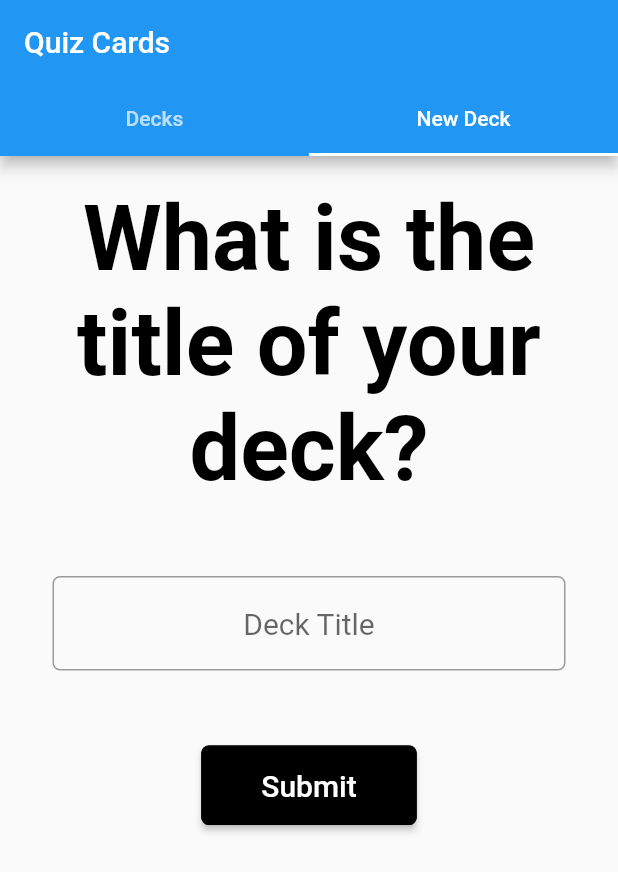
After one commit to Aprisyta/QuizCardsFlutter, a Flutter app: the screen it shows after launch, tab 2 chosen, after a tap on "Submit", on a phone screen of 412 x 824 dp. The commit adds this screen. Shown: the top 872 px of the screen. Run offline on Flutter 3.47's test engine with Material 2 defaults, Android fonts, the phone set to English and light mode, and no system bars.

Commit message:
Code modularised

```diff
--- /dev/null
+++ b/lib/app_landing_view.dart
@@ -0,0 +1,36 @@
+import 'package:flutter/material.dart';
+import './model/deck.dart';
+import 'decks_view.dart';
+import 'new_deck_view.dart';
+
+class HomeScreen extends StatelessWidget {
+
+  final List<Deck> decks;
+
+  HomeScreen(this.decks);
+
+  @override
+  Widget build(BuildContext context) {
+    return DefaultTabController(
+        length: 2,
+        child: Scaffold(
+          appBar: AppBar(
+            bottom: TabBar(
+              tabs: <Widget>[
+                Tab(text: "Decks"),
+                Tab(text: "New Deck",)
+              ],
+            ),
+            title: Text("Quiz Cards"),
+          ),
+          body: TabBarView(
+              children: <Widget>[
+                new DecksScreen(decks),
+                new NewDeckScreen(),
+              ]
+          ),
+        )
+    );
+  }
+
+}
--- /dev/null
+++ b/lib/decks_view.dart
@@ -0,0 +1,37 @@
+import 'package:flutter/material.dart';
+import './model/deck.dart';
+import './model/card.dart';
+
+class DecksScreen extends StatelessWidget {
+
+  final List<Deck> decks;
+
+  DecksScreen(this.decks);
+
+  @override
+  Widget build(BuildContext context) {
+    return new ListView.builder(
+        itemCount: decks.length,
+        itemBuilder: _deckListBuilder
+    );
+  }
+
+  Container _deckListBuilder(BuildContext context, int index) {
+    Deck currentDeck = decks[index];
+    return new Container(
+      child: ListTile(
+        onTap: () {
+          // open page
+        },
+        title: Center(child: Text("${currentDeck.deckTitle}")),
+        subtitle: Center(child: Text("${currentDeck.cards.length} cards")),
+      ),
+      decoration: BoxDecoration(
+          border: Border(
+              bottom: BorderSide(color: Colors.black)
+          )
+      ),
+    );
+  }
+
+}
--- /dev/null
+++ b/lib/new_deck_view.dart
@@ -0,0 +1,74 @@
+import 'package:flutter/material.dart';
+
+class NewDeckScreen extends StatelessWidget {
+
+  @override
+  Widget build(BuildContext context) {
+    return Padding(
+      padding: const EdgeInsets.all(20.0),
+      child: new Column(
+        children: <Widget>[
+          _infoTextNewDeckTab(),
+          Padding(
+            padding: const EdgeInsets.fromLTRB(15.0, 50.0, 15.0, 50.0),
+            child: _textFieldNewDeckTab(),
+          ),
+          _submitButtonNewDeckTab()
+        ],
+      ),
+    );
+  }
+
+  Widget _infoTextNewDeckTab () {
+    return Text(
+      "What is the title of your deck?",
+      textAlign: TextAlign.center,
+      style: TextStyle(
+        color: Colors.black,
+        fontSize: 60.0,
+        fontWeight: FontWeight.w700,
+      ),
+    );
+  }
+
+  Widget _textFieldNewDeckTab() {
+    return TextField(
+      textAlign: TextAlign.center,
+      autocorrect: true,
+      style: TextStyle(
+          fontSize: 20.0
+      ),
+      decoration: InputDecoration(
+          hintText: "Deck Title",
+          border: OutlineInputBorder(
+              borderRadius: BorderRadius.all(Radius.circular(5.0)),
+              borderSide: BorderSide(
+                  color: Colors.black,
+                  width: 2.0,
+                  style: BorderStyle.solid
+              )
+          )
+      ),
+    );
+  }
+
+  Widget _submitButtonNewDeckTab() {
+    return RaisedButton(
+      child: Text(
+        "Submit",
+        style: TextStyle(
+          fontSize: 20.0,
+        ),
+      ),
+      color: Colors.black,
+      onPressed: () {
+        // add deck to decks
+      },
+      textColor: Colors.white,
+      padding: EdgeInsets.fromLTRB(40.0, 15.0, 40.0, 15.0),
+      shape: OutlineInputBorder(
+        borderRadius: BorderRadius.all(Radius.circular(5.0)),
+      ),
+    );
+  }
+}
```
Also changed, not shown: lib/main.dart (+4 -94 lines).
